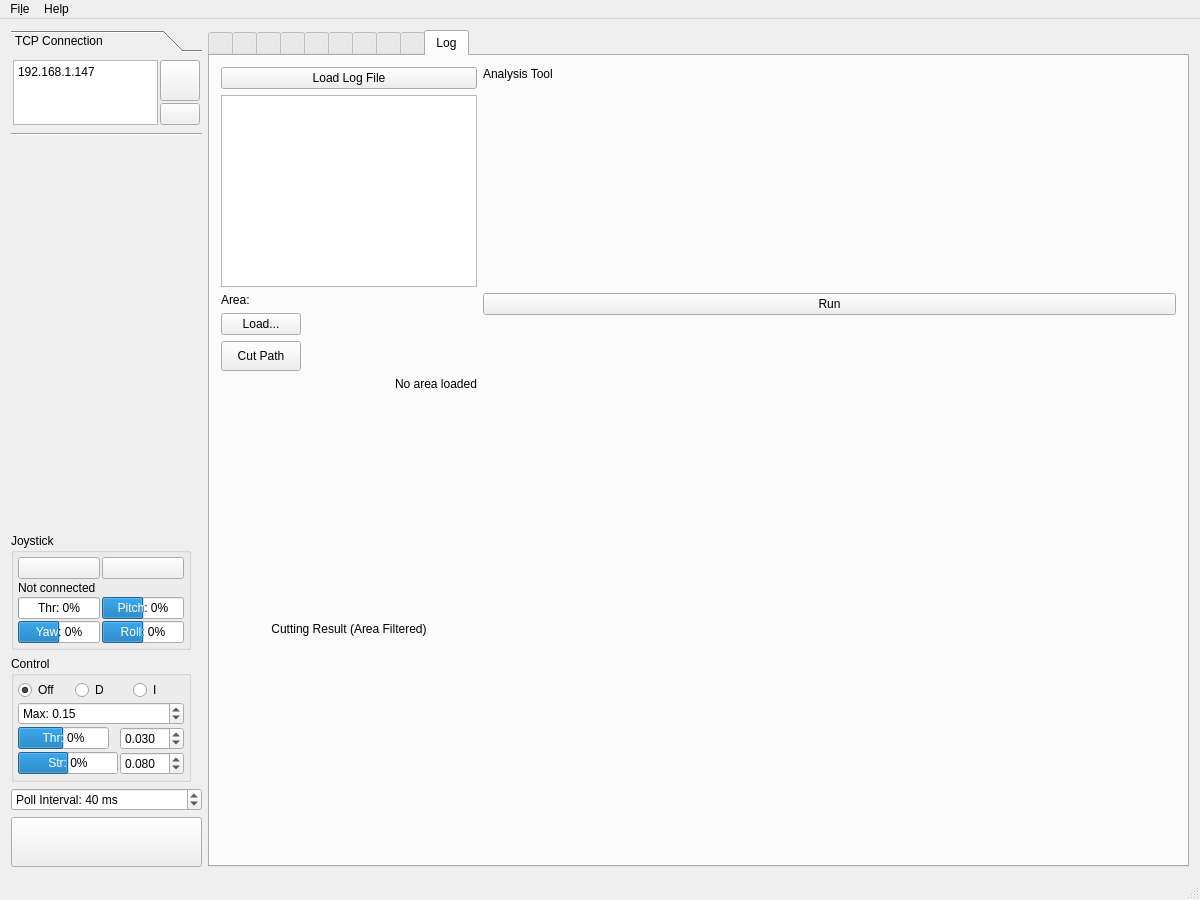
Old version of the form Linux/RControlStation/mainwindow.ui in the repository GunnarLarssonSLU/rise_sdvp.
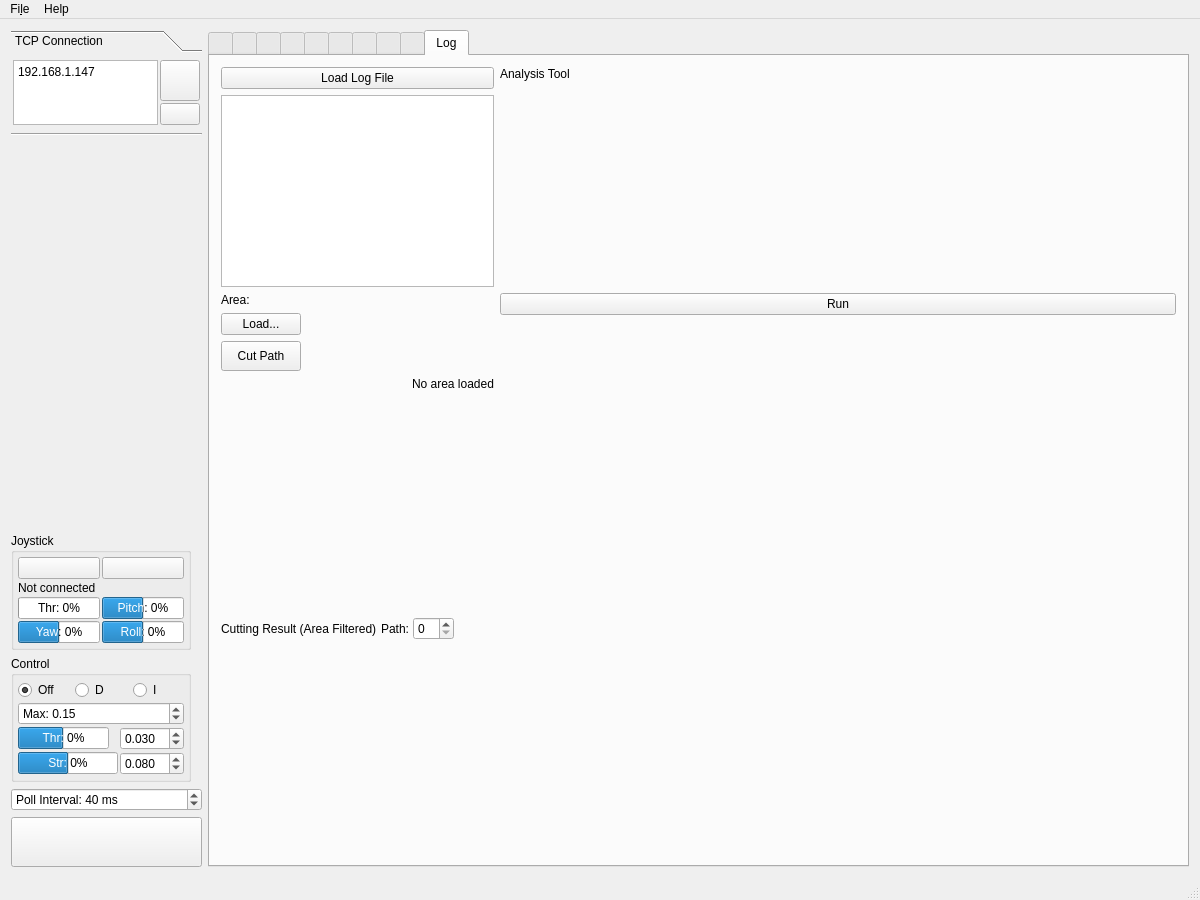
New version of the form. Icons and pictures are not drawn. Custom widgets are drawn as their Qt base class.

The edit to the form file:
```diff
--- a/Linux/RControlStation/mainwindow.ui
+++ b/Linux/RControlStation/mainwindow.ui
@@ -3630,14 +3630,54 @@
            </widget>
           </item>
           <item>
+           <layout class="QHBoxLayout" name="horizontalLayoutResultControls">
+            <property name="spacing">
+             <number>4</number>
+            </property>
+            <item>
            <widget class="QLabel" name="labelResultMap">
             <property name="text">
              <string>Cutting Result (Area Filtered)</string>
             </property>
             <property name="alignment">
-             <set>Qt::AlignmentFlag::AlignCenter</set>
-            </property>
-           </widget>
+               <set>Qt::AlignmentFlag::AlignLeft|Qt::AlignmentFlag::AlignVCenter</set>
+              </property>
+             </widget>
+            </item>
+            <item>
+             <widget class="QLabel" name="labelResultPath">
+              <property name="text">
+               <string>Path:</string>
+              </property>
+             </widget>
+            </item>
+            <item>
+             <widget class="QSpinBox" name="spinBoxResultPath">
+              <property name="minimum">
+               <number>0</number>
+              </property>
+              <property name="maximum">
+               <number>99</number>
+              </property>
+              <property name="toolTip">
+               <string>Select which path to focus on in the Results map</string>
+              </property>
+             </widget>
+            </item>
+            <item>
+             <spacer name="horizontalSpacerResult">
+              <property name="orientation">
+               <enum>Qt::Orientation::Horizontal</enum>
+              </property>
+              <property name="sizeHint" stdset="0">
+               <size>
+                <width>40</width>
+                <height>20</height>
+               </size>
+              </property>
+             </spacer>
+            </item>
+           </layout>
           </item>
           <item>
            <widget class="MapWidget" name="mapWidgetAnalysisResult" native="true">
```
Lines whose indentation alone changed are shown as unchanged.
